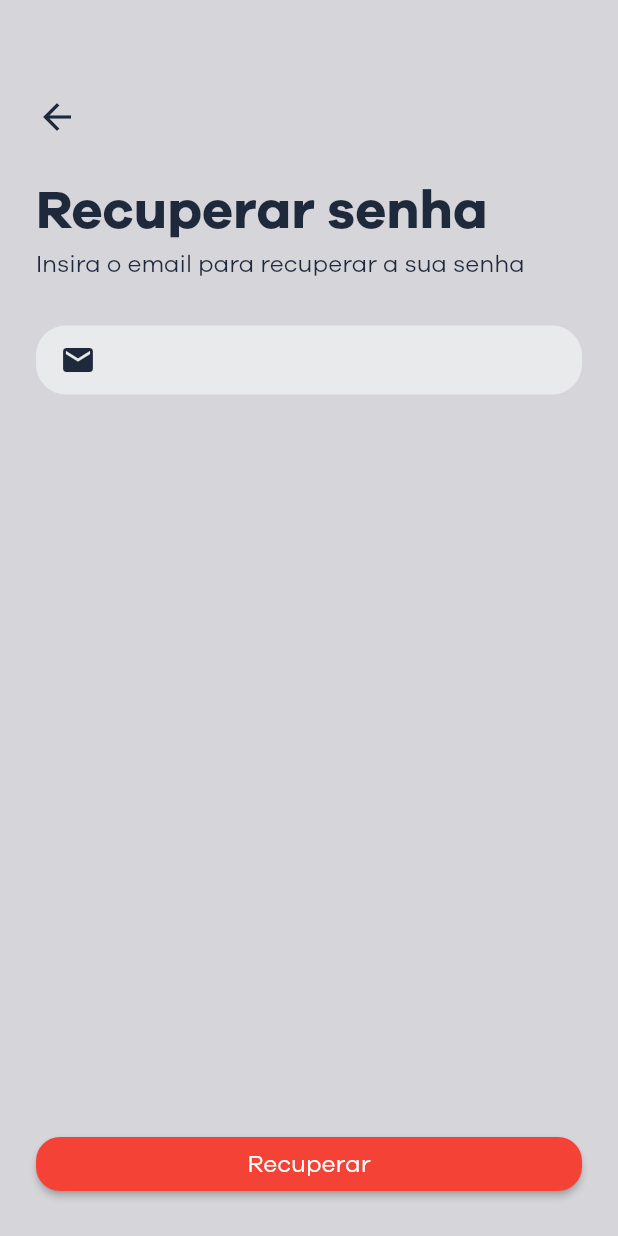
After one commit to JoaoPauloLaurindo/CoreCardApp, a Flutter app: the screen it shows after launch, after a tap on "Recuperar senha", on a phone screen of 412 x 824 dp. The commit adds this screen. Run offline on Flutter 3.47's test engine with Material 2 defaults, Android fonts, the phone set to English and light mode, and no system bars.

Commit message:
tela de recuperação de senha

```diff
--- a/lib/screens/login/components/form_login_component.dart
+++ b/lib/screens/login/components/form_login_component.dart
@@ -1,3 +1,4 @@
+import 'package:corecard/screens/recover/recover_screen.dart';
 import 'package:corecard/themes/theme_colors.dart';
 import 'package:corecard/widgets/forms/inputs/text_input.dart';
 import 'package:flutter/material.dart';
@@ -55,20 +56,29 @@ class _FormLoginState extends State<FormLogin> {
                   ),
                 ],
               ),
-              const Padding(
-                padding: EdgeInsets.only(right: 8.0),
-                child: Text(
+              Padding(
+                padding: const EdgeInsets.only(right: 8.0),
+                child: InkWell(
+                  child: const Text(
                     'Recuperar senha',
                     style: TextStyle(
                       color: ThemeColors.secundaryColor,
                     ),
+                  ),
+                  onTap: () {
+                    Navigator.of(context).push(
+                      MaterialPageRoute(
+                        builder: (context) => const RecoverScreen(),
+                      ),
+                    );
+                  },
                 ),
               ),
             ],
           ),
           Padding(
             padding: const EdgeInsets.all(8.0),
-            child: Container(
+            child: SizedBox(
               width: double.infinity,
               child: ElevatedButton(
                   onPressed: () {},
@@ -78,20 +88,25 @@ class _FormLoginState extends State<FormLogin> {
                   )),
             ),
           ),
-          const Row(
+          Row(
             mainAxisAlignment: MainAxisAlignment.center,
             children: [
-              Text(
+              const Text(
                 'Não tem uma conta? ',
                 style: TextStyle(color: ThemeColors.secundaryColor),
               ),
-              Text(
+              InkWell(
+                child: const Text(
                   'Registre-se',
                   style: TextStyle(
                     color: ThemeColors.secundaryColor,
                     fontWeight: FontWeight.bold,
                   ),
-              )
+                ),
+                onTap: () {
+                  print('Clicou!');
+                },
+              ),
             ],
           ),
         ],
--- a/lib/screens/login/components/header_component.dart
+++ b/lib/screens/login/components/header_component.dart
@@ -1,6 +1,5 @@
 import 'package:corecard/themes/theme_colors.dart';
 import 'package:corecard/widgets/customClipper/custom_clipper_background.dart';
-import 'package:corecard/widgets/forms/inputs/text_input.dart';
 import 'package:flutter/material.dart';
 
 class HeaderLogin extends StatelessWidget {
--- /dev/null
+++ b/lib/screens/recover/recover_screen.dart
@@ -0,0 +1,100 @@
+import 'package:corecard/themes/theme_colors.dart';
+import 'package:corecard/widgets/forms/inputs/text_input.dart';
+import 'package:flutter/material.dart';
+
+class RecoverScreen extends StatelessWidget {
+  const RecoverScreen({super.key});
+
+  @override
+  Widget build(BuildContext context) {
+    return Scaffold(
+      backgroundColor: ThemeColors.backgroundColor,
+      body: Padding(
+        padding: const EdgeInsets.all(16.0),
+        child: Column(
+          mainAxisAlignment: MainAxisAlignment.spaceBetween,
+          crossAxisAlignment: CrossAxisAlignment.start,
+          children: <Widget>[
+            Padding(
+              padding: const EdgeInsets.only(
+                top: 24.0,
+              ),
+              child: Column(
+                mainAxisAlignment: MainAxisAlignment.start,
+                crossAxisAlignment: CrossAxisAlignment.start,
+                children: [
+                  Padding(
+                    padding: const EdgeInsets.only(
+                      top: 24.0,
+                      left: 8.0,
+                    ),
+                    child: InkWell(
+                      child: const Icon(
+                        Icons.arrow_back_outlined,
+                        color: ThemeColors.secundaryColor,
+                        size: 28,
+                      ),
+                      onTap: () {
+                        Navigator.pop(context);
+                      },
+                    ),
+                  ),
+                  Padding(
+                    padding: const EdgeInsets.only(
+                      top: 24.0,
+                      left: 8.0,
+                    ),
+                    child: Column(
+                      crossAxisAlignment: CrossAxisAlignment.start,
+                      children: [
+                        const Text(
+                          'Recuperar senha',
+                          style: TextStyle(
+                            color: ThemeColors.secundaryColor,
+                            fontSize: 36,
+                            fontWeight: FontWeight.bold,
+                          ),
+                        ),
+                        Text(
+                          'Insira o email para recuperar a sua senha',
+                          style: Theme.of(context).textTheme.bodySmall,
+                        ),
+                      ],
+                    ),
+                  ),
+                  const TextInput(
+                    labelText: "",
+                    keyboard: TextInputType.emailAddress,
+                    icon: Icons.email,
+                  ),
+                ],
+              ),
+            ),
+            Padding(
+              padding: const EdgeInsets.all(8.0),
+              child: SizedBox(
+                width: double.infinity,
+                child: ElevatedButton(
+                  onPressed: () {
+                    Navigator.pop(context);
+                  },
+                  style: ButtonStyle(
+                    shape: MaterialStateProperty.all<RoundedRectangleBorder>(
+                      RoundedRectangleBorder(
+                        borderRadius: BorderRadius.circular(16),
+                      ),
+                    ),
+                  ),
+                  child: Text(
+                    'Recuperar',
+                    style: Theme.of(context).textTheme.bodyMedium,
+                  ),
+                ),
+              ),
+            ),
+          ],
+        ),
+      ),
+    );
+  }
+}
--- a/lib/themes/core_theme.dart
+++ b/lib/themes/core_theme.dart
@@ -18,5 +18,9 @@ ThemeData CoreTheme = ThemeData(
       fontSize: 24,
       fontWeight: FontWeight.normal,
     ),
+    bodySmall: TextStyle(
+      fontSize: 16,
+      color: ThemeColors.secundaryColor,
+    ),
   ),
 );
--- a/lib/widgets/forms/inputs/text_input.dart
+++ b/lib/widgets/forms/inputs/text_input.dart
@@ -23,7 +23,7 @@ class TextInput extends StatelessWidget {
         children: [
           Text(
             labelText,
-            style: TextStyle(
+            style: const TextStyle(
               color: ThemeColors.secundaryColor,
             ),
           ),
```
Lines whose indentation alone changed are shown as unchanged.
